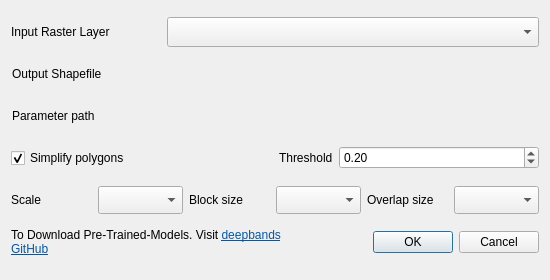
Old version of the form buildseg/buildSeg_dialog_base.ui in the repository deepbands/buildseg.
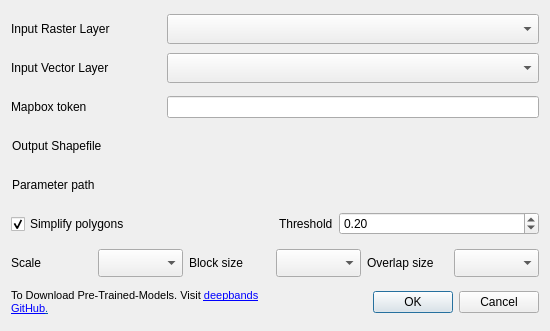
New version of the form. Custom widgets are drawn as their Qt base class.

Patch:
```diff
--- a/buildseg/buildSeg_dialog_base.ui
+++ b/buildseg/buildSeg_dialog_base.ui
@@ -7,7 +7,7 @@
     <x>0</x>
     <y>0</y>
     <width>550</width>
-    <height>280</height>
+    <height>331</height>
    </rect>
   </property>
   <property name="sizePolicy">
@@ -19,13 +19,13 @@
   <property name="minimumSize">
    <size>
     <width>550</width>
-    <height>280</height>
+    <height>331</height>
    </size>
   </property>
   <property name="maximumSize">
    <size>
     <width>550</width>
-    <height>280</height>
+    <height>331</height>
    </size>
   </property>
   <property name="windowTitle">
@@ -77,6 +77,77 @@
      </item>
     </layout>
    </item>
+   <item>
+    <layout class="QHBoxLayout" name="horizontalLayout_11">
+     <item>
+      <widget class="QLabel" name="label_7">
+       <property name="minimumSize">
+        <size>
+         <width>150</width>
+         <height>30</height>
+        </size>
+       </property>
+       <property name="maximumSize">
+        <size>
+         <width>150</width>
+         <height>30</height>
+        </size>
+       </property>
+       <property name="text">
+        <string>Input Vector Layer</string>
+       </property>
+      </widget>
+     </item>
+     <item>
+      <widget class="QgsMapLayerComboBox" name="mMapLayerComboBoxR_2">
+       <property name="sizePolicy">
+        <sizepolicy hsizetype="Preferred" vsizetype="Fixed">
+         <horstretch>0</horstretch>
+         <verstretch>0</verstretch>
+        </sizepolicy>
+       </property>
+       <property name="minimumSize">
+        <size>
+         <width>317</width>
+         <height>30</height>
+        </size>
+       </property>
+       <property name="maximumSize">
+        <size>
+         <width>16777215</width>
+         <height>30</height>
+        </size>
+       </property>
+      </widget>
+     </item>
+    </layout>
+   </item>
+   <item>
+    <layout class="QHBoxLayout" name="horizontalLayout_12">
+     <item>
+      <widget class="QLabel" name="label_8">
+       <property name="minimumSize">
+        <size>
+         <width>150</width>
+         <height>30</height>
+        </size>
+       </property>
+       <property name="maximumSize">
+        <size>
+         <width>150</width>
+         <height>30</height>
+        </size>
+       </property>
+       <property name="text">
+        <string>Mapbox token</string>
+       </property>
+      </widget>
+     </item>
+     <item>
+      <widget class="QLineEdit" name="tokenEdit"/>
+     </item>
+    </layout>
+   </item>
    <item>
     <layout class="QHBoxLayout" name="horizontalLayout_2">
      <item>
@@ -393,12 +464,12 @@
       <widget class="QLabel" name="label_5">
        <property name="minimumSize">
         <size>
-         <width>300</width>
+         <width>250</width>
          <height>0</height>
         </size>
        </property>
        <property name="text">
-        <string>&lt;html&gt;&lt;head/&gt;&lt;body&gt;&lt;p&gt;To Download Pre-Trained-Models. Visit &lt;a href=&quot;https://github.com/deepbands/buildseg/tree/main#model-and-parameter&quot;&gt;&lt;span style=&quot; text-decoration: underline; color:#0057ae;&quot;&gt;deepbands GitHub&lt;/span&gt;&lt;/a&gt;&lt;/p&gt;&lt;/body&gt;&lt;/html&gt;</string>
+        <string>&lt;html&gt;&lt;head/&gt;&lt;body&gt;&lt;p&gt;&lt;span style=&quot; font-size:8pt;&quot;&gt;To Download Pre-Trained-Models. Visit &lt;/span&gt;&lt;a href=&quot;https://github.com/deepbands/buildseg&quot;&gt;&lt;span style=&quot; font-size:8pt; text-decoration: underline; color:#0000ff;&quot;&gt;deepbands GitHub&lt;/span&gt;&lt;/a&gt;&lt;a href=&quot;https://github.com/deepbands/buildseg/tree/main#model-and-parameter&quot;&gt;&lt;span style=&quot; font-size:8pt; text-decoration: underline; color:#0057ae;&quot;&gt;.&lt;/span&gt;&lt;/a&gt;&lt;/p&gt;&lt;/body&gt;&lt;/html&gt;</string>
        </property>
        <property name="textFormat">
         <enum>Qt::AutoText</enum>
```
